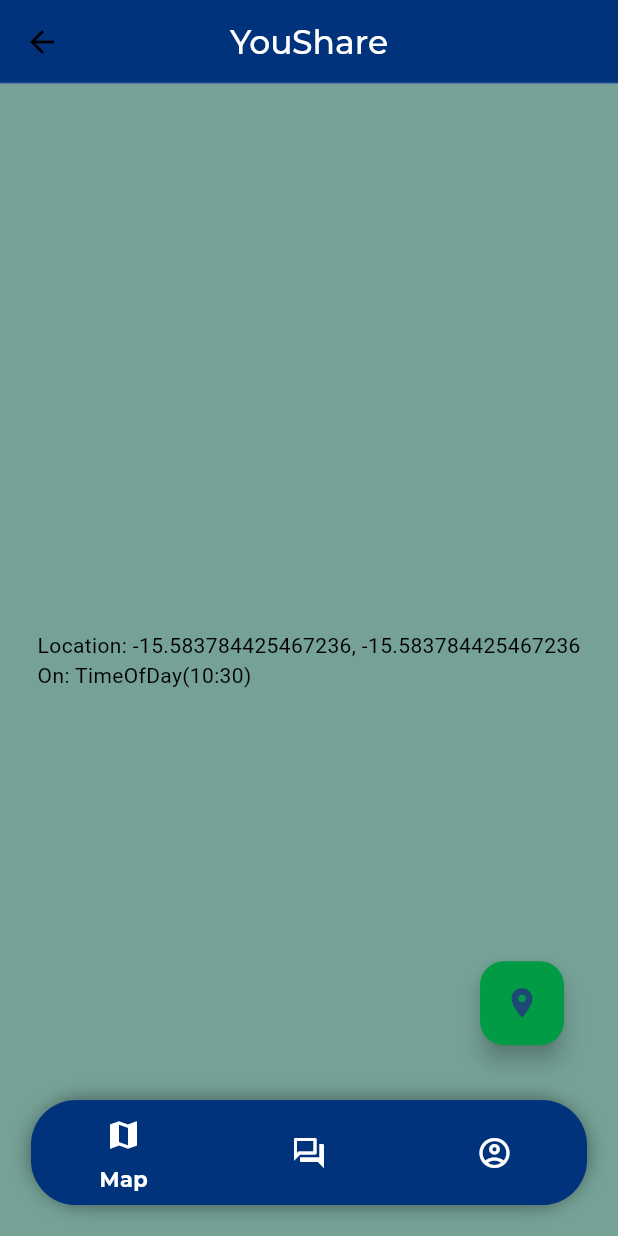
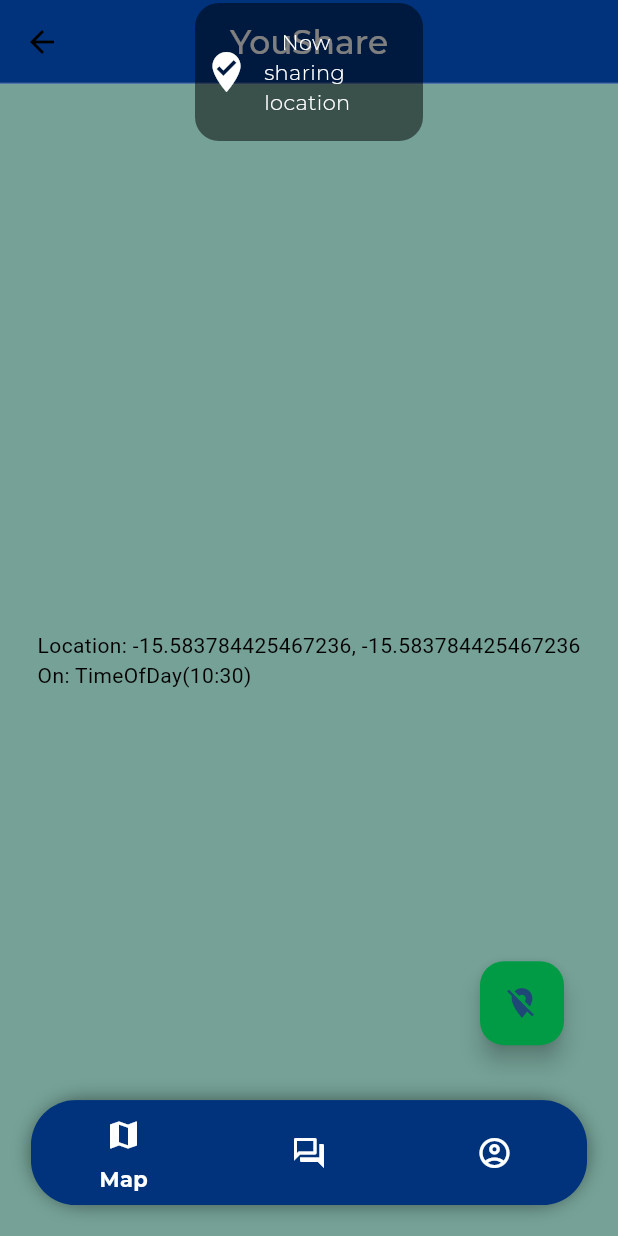
Before and after one commit to TheHoodini/YouShare, a Flutter app: the HomePage screen opened by its route, after a tap on the "location on" icon, on a phone screen of 412 x 824 dp. Run offline on Flutter 3.47's test engine with Material 2 defaults, Android fonts, the phone set to English and light mode, and no system bars; drawn by our look-alikes of another_flushbar; our stand-ins replace flex_color_scheme, get, video_player.

Commit message:
location update

```diff
--- a/lib/ui/pages/home_page.dart
+++ b/lib/ui/pages/home_page.dart
@@ -1,5 +1,6 @@
 import 'dart:math';
 
+import 'package:another_flushbar/flushbar.dart';
 import 'package:flutter/material.dart';
 import 'package:get/get.dart';
 import 'package:proychat/ui/controllers/location_controller.dart';
@@ -19,6 +20,7 @@ class HomePage extends StatefulWidget {
 class _HomePageState extends State<HomePage> {
   final PageController _pageController = PageController(initialPage: 0);
   int currentIndex = 0;
+  bool sharingLocation = false;
 
   final screens = const [
     MapTab(),
@@ -27,7 +29,7 @@ class _HomePageState extends State<HomePage> {
   ];
 
   IconData currentFloatingButtonIcon = Icons.location_on;
-  LocationController loc_controller = Get.find();
+  LocationController locController = Get.find();
 
   @override
   Widget build(BuildContext context) {
@@ -38,7 +40,11 @@ class _HomePageState extends State<HomePage> {
 
     // Actualizar el ícono del Floating Button
     if (currentIndex == 0) {
-      currentFloatingButtonIcon = Icons.location_on;
+      if (!sharingLocation) {
+        currentFloatingButtonIcon = Icons.location_on;
+      } else {
+        currentFloatingButtonIcon = Icons.location_off;
+      }
     } else if (currentIndex == 1) {
       currentFloatingButtonIcon = Icons.person_add;
     } else if (currentIndex == 2) {
@@ -143,10 +149,24 @@ class _HomePageState extends State<HomePage> {
             onPressed: () {
               // ACCIONES MAP
               if (currentIndex == 0) {
-                loc_controller.setLat((Random().nextDouble() - 0.5) * 40);
-                loc_controller.setLon((Random().nextDouble() - 0.5) * 40);
-                loc_controller.setLastAct(TimeOfDay.now());
-                print("map");
+                locController.setLat((Random().nextDouble() - 0.5) * 40);
+                locController.setLon((Random().nextDouble() - 0.5) * 40);
+                locController.setLastAct(TimeOfDay.now());
+                if (!sharingLocation) {
+                  showSnackbar(
+                      context, "   Now sharing location", Icons.where_to_vote);
+                  setState(() {
+                    sharingLocation = true;
+                    currentFloatingButtonIcon = Icons.location_off;
+                  });
+                } else {
+                  showSnackbar(
+                      context, "   Location share ended", Icons.wrong_location);
+                  setState(() {
+                    sharingLocation = false;
+                    currentFloatingButtonIcon = Icons.location_on;
+                  });
+                }
                 // ACCIONES CHAT
               } else if (currentIndex == 1) {
                 Get.toNamed('/add_page');
@@ -160,4 +180,21 @@ class _HomePageState extends State<HomePage> {
           ),
         ));
   }
+
+  void showSnackbar(BuildContext context, String texto, IconData icono) =>
+      Flushbar(
+        icon: Icon(icono, size: 32, color: Colors.white),
+        shouldIconPulse: false,
+        messageText: Text(texto,
+            style: const TextStyle(
+                fontFamily: "Montserrat",
+                color: Colors.white,
+                fontWeight: FontWeight.w300)),
+        duration: const Duration(seconds: 2),
+        flushbarPosition: FlushbarPosition.TOP,
+        margin: const EdgeInsets.fromLTRB(130, 2, 130, 0),
+        borderRadius: const BorderRadius.all(Radius.circular(16)),
+        barBlur: 20,
+        backgroundColor: Colors.black.withOpacity(0.5),
+      )..show(context);
 }
--- a/lib/ui/pages/tabs/map_tab.dart
+++ b/lib/ui/pages/tabs/map_tab.dart
@@ -12,13 +12,13 @@ class MapTab extends StatefulWidget {
 
 // hola
 class _MapTabState extends State<MapTab> {
-  LocationController loc_controller = Get.find();
+  LocationController locController = Get.find();
   @override
   Widget build(BuildContext context) => Scaffold(
         backgroundColor: const Color.fromARGB(255, 117, 161, 150),
         body: Center(
           child: Obx(() => Text(
-            "Location: ${loc_controller.latitud}, ${loc_controller.longitud}\nOn: ${loc_controller.lastActualization}",
+            "Location: ${locController.latitud}, ${locController.longitud}\nOn: ${locController.lastActualization}",
             style: const TextStyle(color: Colors.black),
           )),
         ),
--- a/pubspec.yaml
+++ b/pubspec.yaml
@@ -19,6 +19,7 @@ publish_to: 'none' # Remove this line if you wish to publish to pub.dev
 version: 1.0.0+1
 
 environment:
+  #sdk: '>=2.12.0 <4.0.0'
   sdk: '>=3.0.6 <4.0.0'
 
 # Dependencies specify other packages that your package needs in order to work.
@@ -36,6 +37,7 @@ dependencies:
   video_player: ^2.4.10
   google_nav_bar: ^5.0.6
   persistent_bottom_nav_bar: ^5.0.2
+  another_flushbar: ^1.12.30
 
   # The following adds the Cupertino Icons font to your application.
   # Use with the CupertinoIcons class for iOS style icons.
```
Also changed, not shown: pubspec.lock, 1 other file.
